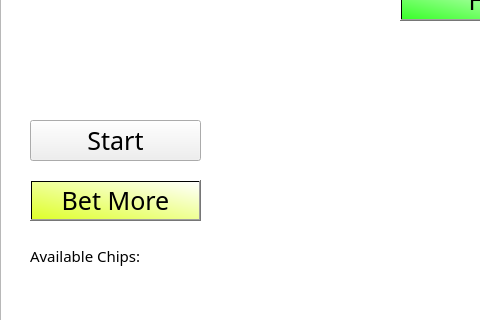
This is src/qt-design-files/blackjack.ui in j776w781/EECS-581-Project-3 as Qt 5 draws it before an edit; both pictures show x 0 to 480 and y 280 to 600 of the 800 by 600 pixel window. The edited form follows.
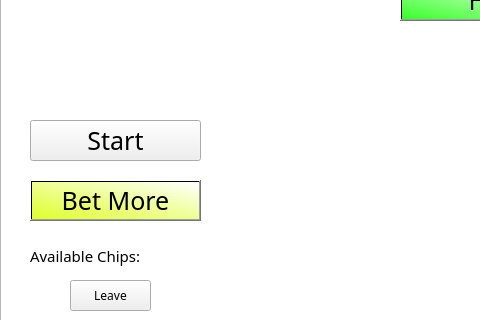
This is the edited form.

Commit message:
Leave button added.
Leave button added to Blackjack.

The edit to the form file:
```diff
--- a/src/qt-design-files/blackjack.ui
+++ b/src/qt-design-files/blackjack.ui
@@ -250,6 +250,32 @@
     </rect>
    </property>
   </widget>
+  <widget class="QPushButton" name="leaveButton">
+   <property name="geometry">
+    <rect>
+     <x>70</x>
+     <y>560</y>
+     <width>81</width>
+     <height>31</height>
+    </rect>
+   </property>
+   <property name="font">
+    <font>
+     <family>Broadway</family>
+    </font>
+   </property>
+   <property name="styleSheet">
+    <string notr="true">QPushButton {background-color: qlineargradient(
+    		x1:0, y1:0, x2:0, y2:1,
+    		stop:0 #ff0000,
+    		stop:1 #7d0000
+	);
+}</string>
+   </property>
+   <property name="text">
+    <string>Leave</string>
+   </property>
+  </widget>
   <zorder>cardGraphicsView</zorder>
   <zorder>dealerLabel</zorder>
   <zorder>label</zorder>
@@ -259,6 +285,7 @@
   <zorder>chipsNum</zorder>
   <zorder>hitButton</zorder>
   <zorder>standButton</zorder>
+  <zorder>leaveButton</zorder>
  </widget>
  <resources/>
  <connections/>
```
The commit also changes 11 other files.
